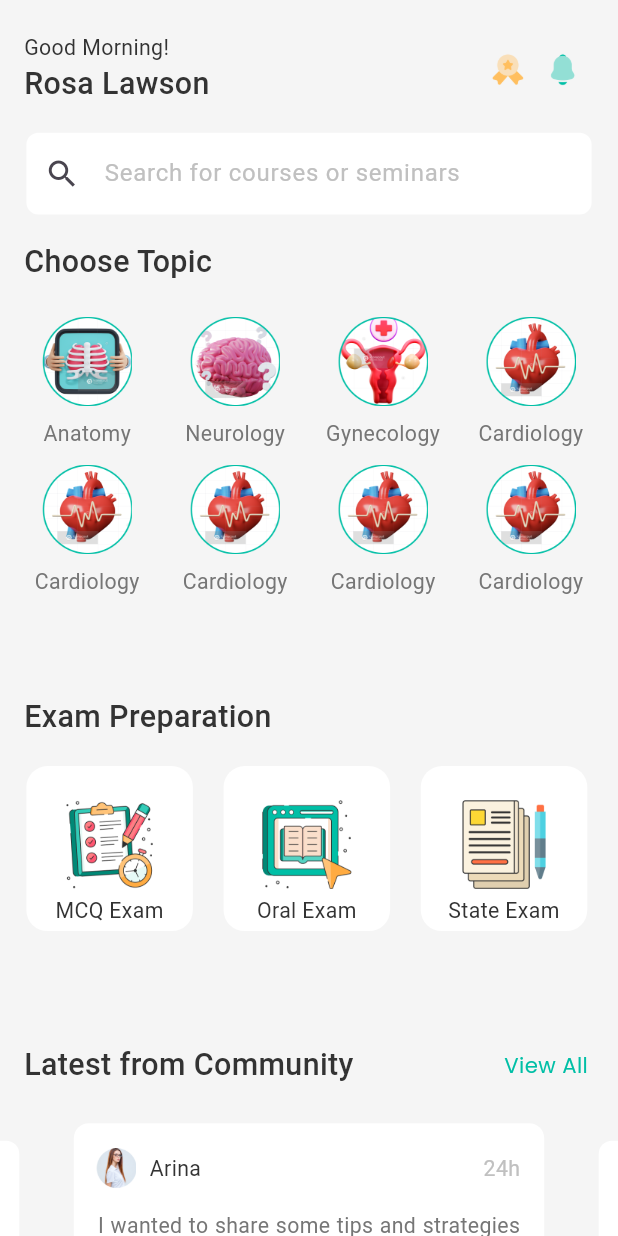
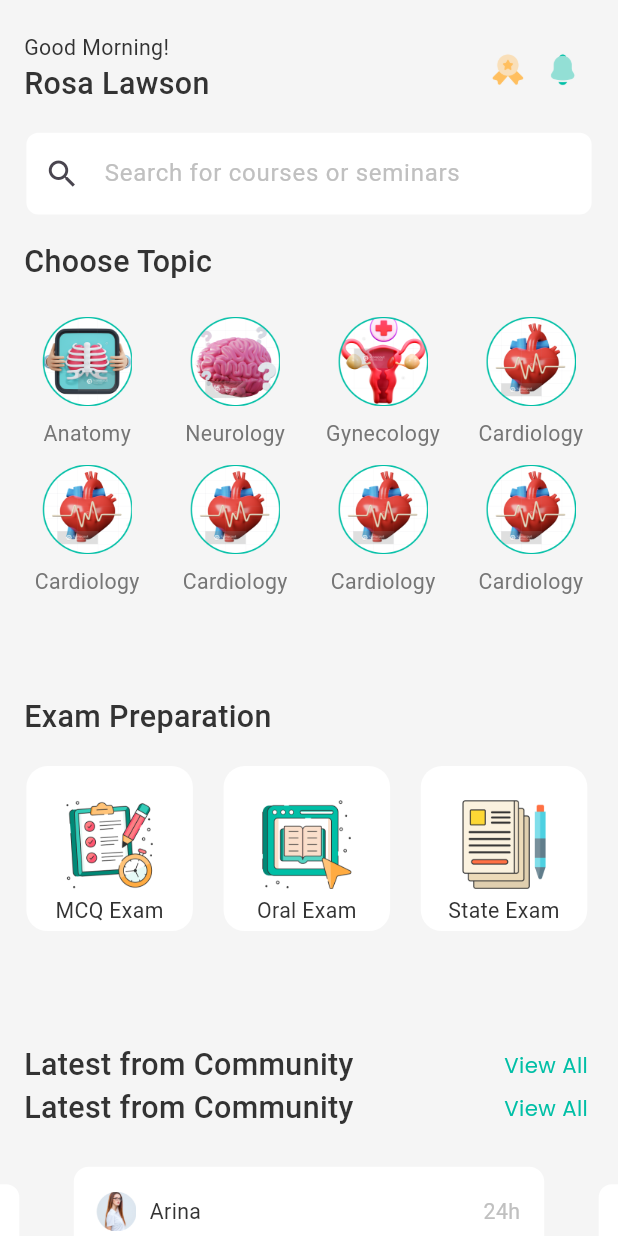
Before and after one commit to alazad214/quiz_app_ui, a Flutter app: the HomePageScreen screen opened by its route, on a phone screen of 412 x 824 dp. Run offline on Flutter 3.47's test engine with Material 3 defaults, Android fonts, the phone set to English and light mode, and no system bars; drawn by our look-alikes of auto_animated, carousel_slider; our stand-ins replace connectivity_plus, dio, flutter_screenutil, flutter_svg, fluttertoast, get and 8 more; missing offline and left inert: dotlottie_loader; accounts and stored records are empty; Roboto replaces fonts that are missing (HelveticaNeueRoman.otf); project files that could hold a hidden picture were left out.

Commit message:
some changes

```diff
--- a/lib/features/home/home_page_screen.dart
+++ b/lib/features/home/home_page_screen.dart
@@ -199,6 +199,25 @@ class _HomePageScreenState extends State<HomePageScreen> {
                   ),
                 ],
               ),
+              Row(
+                mainAxisAlignment: MainAxisAlignment.spaceBetween,
+                children: [
+                  Padding(
+                    padding: const EdgeInsets.only(left: 16),
+                    child: Text(
+                      'Latest from Community',
+                      style: TextFontStyle.textStyle20w500c333333,
+                    ),
+                  ),
+                  Padding(
+                    padding: const EdgeInsets.only(right: 20),
+                    child: Text(
+                      'View All',
+                      style: TextFontStyle.textStyle16w400c00BFA6,
+                    ),
+                  ),
+                ],
+              ),
               UIHelper.verticalSpace(16.h),
               Container(
                 child: Column(
```
